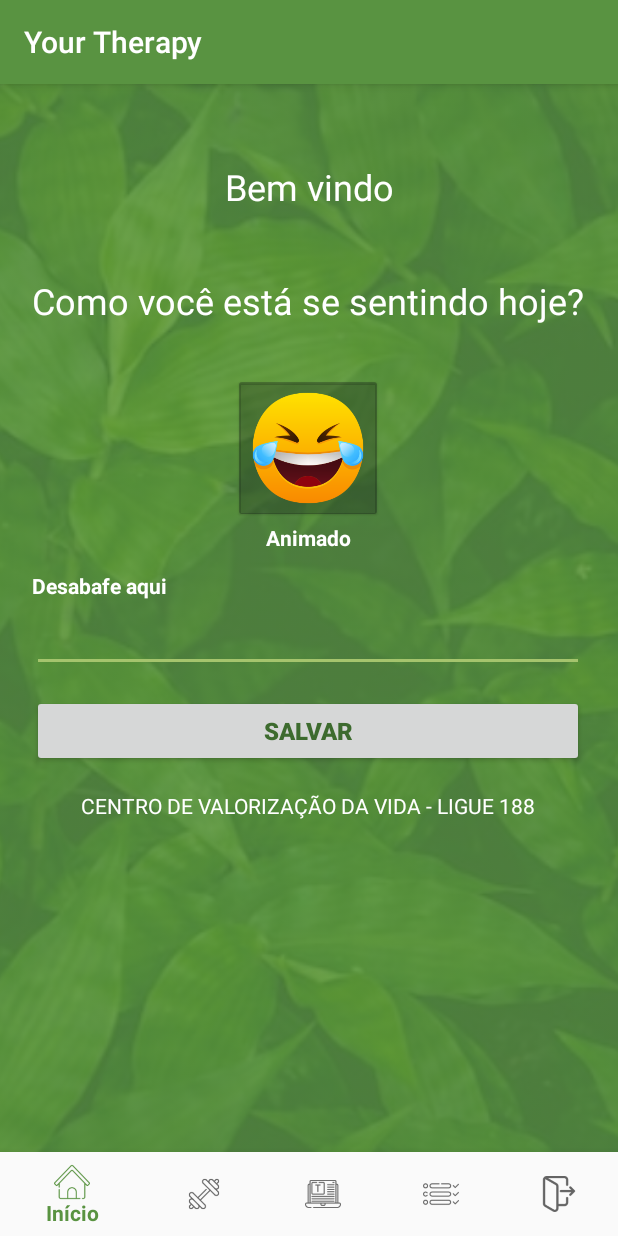
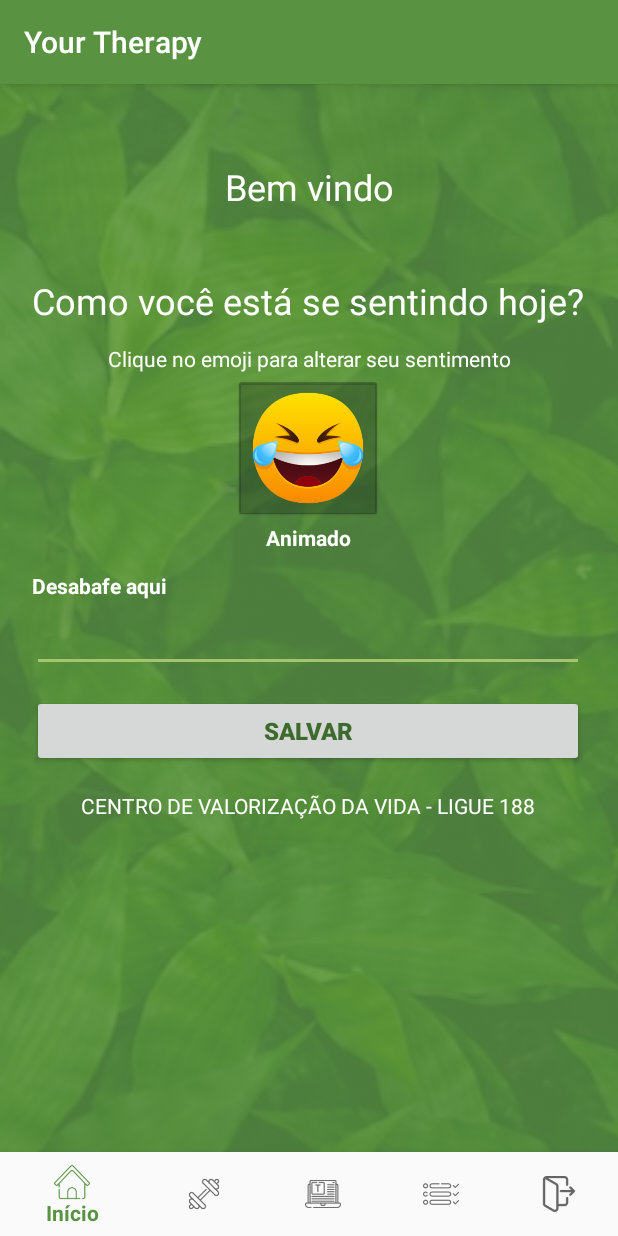
Before and after one commit to Yuu-Kuuhaku/your_therapy, an Android app: the TelaInicio screen opened directly, with no data from a screen before it, on a phone screen of 412 x 824 dp. Run offline under Robolectric (Android 15) with nearby library versions, the phone set to English and light mode, and no system bars.

Commit message:
Texto explicativo para clicar no emoji

```diff
--- a/app/src/main/res/layout/activity_tela_inicio.xml
+++ b/app/src/main/res/layout/activity_tela_inicio.xml
@@ -151,4 +151,14 @@
         app:layout_constraintStart_toStartOf="@+id/idBtnSalvarSentimento"
         app:layout_constraintTop_toBottomOf="@+id/idBtnSalvarSentimento" />
 
+    <TextView
+        android:id="@+id/textView12"
+        android:layout_width="wrap_content"
+        android:layout_height="wrap_content"
+        android:text="Clique no emoji para alterar seu sentimento"
+        android:textColor="#FFFFFF"
+        app:layout_constraintBottom_toTopOf="@+id/idBtnImgSentimento"
+        app:layout_constraintEnd_toEndOf="parent"
+        app:layout_constraintStart_toStartOf="parent" />
+
 </android.support.constraint.ConstraintLayout>
```
